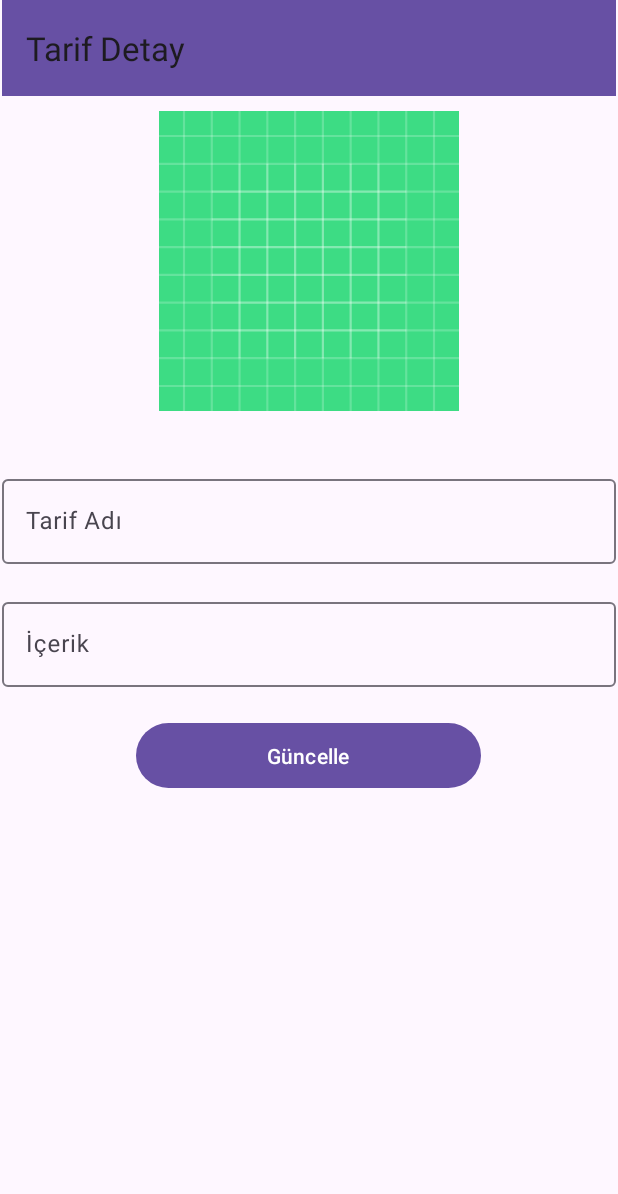
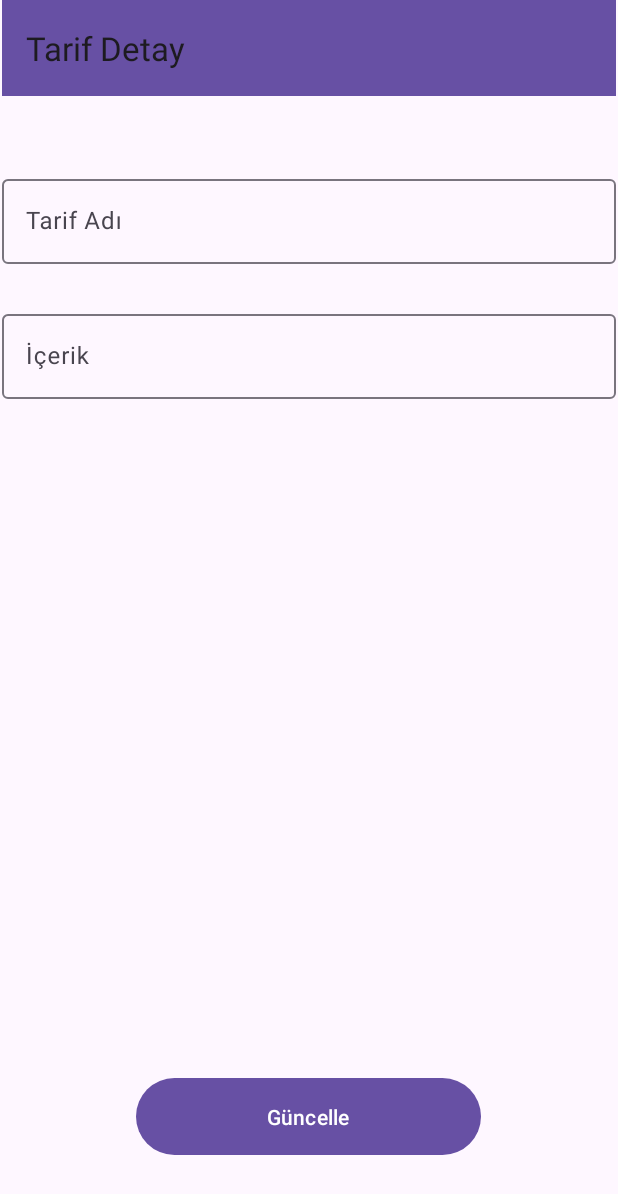
Before and after one commit to ahmetgurr/RecipesApp, an Android app: the fragment RecipeDetailFragment placed in its activity, on a phone screen of 412 x 824 dp. Shown: the top 1194 px of the screen. Run offline under Robolectric (Android 15) with nearby library versions, the phone set to English and light mode, and no system bars; our stand-ins replace Dagger/Hilt's generated code, data binding; 2 statements that could not run were skipped.

Commit message:
detail page fixed

```diff
--- a/app/src/main/res/layout/fragment_recipe_detail.xml
+++ b/app/src/main/res/layout/fragment_recipe_detail.xml
@@ -24,38 +24,19 @@
             android:background="?attr/colorPrimary"
             android:minHeight="?attr/actionBarSize"
             android:theme="?attr/actionBarTheme"
-        app:title="@{recipeDetailToolbarName}"
             app:layout_constraintEnd_toEndOf="parent"
             app:layout_constraintStart_toStartOf="parent"
-        app:layout_constraintTop_toTopOf="parent" />
-
-    <ImageView
-        android:id="@+id/recipeAddImage"
-        android:layout_width="match_parent"
-        android:layout_height="wrap_content"
-        android:layout_alignParentTop="true"
-        android:layout_margin="10dp"
-        android:layout_marginStart="10dp"
-        android:layout_marginTop="40dp"
-        android:layout_marginEnd="9dp"
-        android:minHeight="200dp"
-        android:scaleType="fitCenter"
-        android:src="@drawable/ic_launcher_background"
-        app:layout_constraintEnd_toEndOf="parent"
-        app:layout_constraintHorizontal_bias="0.0"
-        app:layout_constraintStart_toStartOf="parent"
-        app:layout_constraintTop_toBottomOf="@+id/toolbarDetail" />
+            app:layout_constraintTop_toTopOf="parent"
+            app:title="@{recipeDetailToolbarName}" />
 
         <com.google.android.material.textfield.TextInputLayout
             android:id="@+id/textInputLayout"
             android:layout_width="409dp"
             android:layout_height="wrap_content"
-        android:layout_marginStart="1dp"
-        android:layout_marginTop="40dp"
-        android:layout_marginEnd="1dp"
+            android:layout_marginTop="50dp"
             app:layout_constraintEnd_toEndOf="parent"
             app:layout_constraintStart_toStartOf="parent"
-        app:layout_constraintTop_toBottomOf="@+id/recipeAddImage">
+            app:layout_constraintTop_toBottomOf="@+id/toolbarDetail">
 
             <com.google.android.material.textfield.TextInputEditText
                 android:id="@+id/editTextAddName"
@@ -65,16 +46,20 @@
                 android:text="@{recipeObject.recipe_name}" />
         </com.google.android.material.textfield.TextInputLayout>
 
-    <com.google.android.material.textfield.TextInputLayout
-        android:id="@+id/textInputLayout2"
+        <ScrollView
+            android:id="@+id/scrollView2"
             android:layout_width="409dp"
-        android:layout_height="wrap_content"
-        android:layout_marginStart="1dp"
-        android:layout_marginTop="20dp"
-        android:layout_marginEnd="1dp"
+            android:layout_height="245dp"
+            android:layout_marginTop="28dp"
             app:layout_constraintEnd_toEndOf="parent"
             app:layout_constraintStart_toStartOf="parent"
             app:layout_constraintTop_toBottomOf="@+id/textInputLayout">
+
+
+            <com.google.android.material.textfield.TextInputLayout
+                android:id="@+id/textInputLayout2"
+                android:layout_width="match_parent"
+                android:layout_height="wrap_content">
 
                 <com.google.android.material.textfield.TextInputEditText
                     android:id="@+id/editTextAddContent"
@@ -83,19 +68,20 @@
                     android:hint="İçerik"
                     android:text="@{recipeObject.recipe_content}" />
             </com.google.android.material.textfield.TextInputLayout>
+        </ScrollView>
 
         <Button
             android:id="@+id/buttonUpdate"
             android:layout_width="230dp"
-        android:layout_height="51dp"
-        android:layout_marginTop="20dp"
+            android:layout_height="59dp"
+            android:layout_marginBottom="50dp"
+            android:onClick="@{() -> viewModel.update(recipeObject.recipe_id, editTextAddName.getText().toString,editTextAddContent.getText().toString())}"
             android:text="Güncelle"
-        android:onClick="@{() -> viewModel.update(recipeObject.recipe_id, editTextAddName.getText().toString,editTextAddContent.getText().toString())}"
             app:layout_constraintBottom_toBottomOf="parent"
             app:layout_constraintEnd_toEndOf="parent"
             app:layout_constraintHorizontal_bias="0.497"
             app:layout_constraintStart_toStartOf="parent"
-        app:layout_constraintTop_toBottomOf="@+id/textInputLayout2"
-        app:layout_constraintVertical_bias="0.0" />
+            app:layout_constraintTop_toBottomOf="@+id/scrollView2"
+            app:layout_constraintVertical_bias="1.0" />
     </androidx.constraintlayout.widget.ConstraintLayout>
 </layout>
```
Lines whose indentation alone changed are shown as unchanged.
